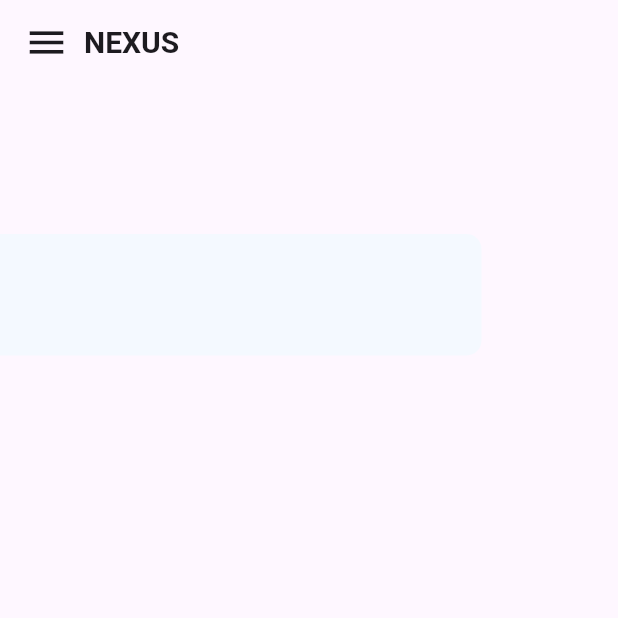
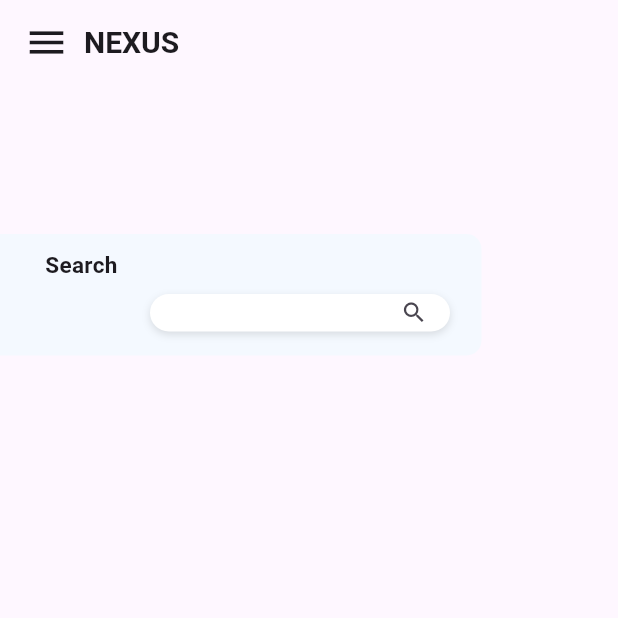
Before and after one commit to DAMNyul/Flutter_NEXUS, a Flutter app: the screen it shows after launch, on a phone screen of 412 x 824 dp, the top half of it. Run offline on Flutter 3.47's test engine with Material 3 defaults, Android fonts, the phone set to English and light mode, and no system bars.

Commit message:
search box

```diff
--- a/lib/MainPage/main_page.dart
+++ b/lib/MainPage/main_page.dart
@@ -34,7 +34,7 @@ class MainPage extends StatelessWidget {
             left: -10,
             child: Container(
               decoration: const BoxDecoration(
-                color: Color(0XffF4F9FF),
+                color: Color(0xFFF4F9FF),
                 borderRadius: BorderRadius.all(
                   Radius.circular(10),
                 ),
@@ -43,6 +43,49 @@ class MainPage extends StatelessWidget {
               width: 331,
             ),
           ),
+          const Positioned(
+            top: 110,
+            left: 30,
+            child: Text(
+              "Search",
+              style: TextStyle(
+                fontSize: 15,
+                fontWeight: FontWeight.w600,
+              ),
+            ),
+          ),
+          Positioned(
+            top: 140,
+            left: 100,
+            child: Container(
+              width: 200,
+              height: 25, // 컨테이너 높이 유지
+              decoration: BoxDecoration(
+                color: Colors.white,
+                borderRadius: BorderRadius.circular(20),
+                boxShadow: const [
+                  BoxShadow(
+                    color: Colors.black12,
+                    blurRadius: 4,
+                    offset: Offset(0, 2),
+                  ),
+                ],
+              ),
+              child: const TextField(
+                decoration: InputDecoration(
+                  isCollapsed: true,
+                  contentPadding: EdgeInsets.only(left: 8, right: 8),
+                  border: InputBorder.none,
+                  suffixIcon: Icon(
+                    Icons.search,
+                    size: 18,
+                  ),
+                ),
+                style: TextStyle(fontSize: 14),
+                textAlignVertical: TextAlignVertical.center,
+              ),
+            ),
+          ),
         ],
       ),
     );
```
